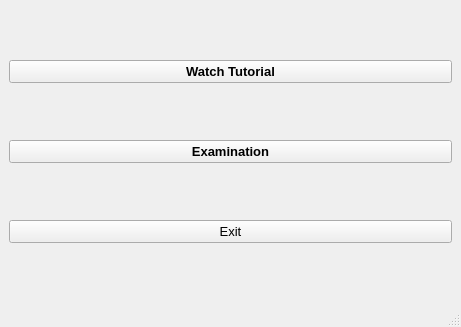
The window that UI/main.ui (Nifra514/keras-cnn) describes before a commit, drawn with Qt 5.
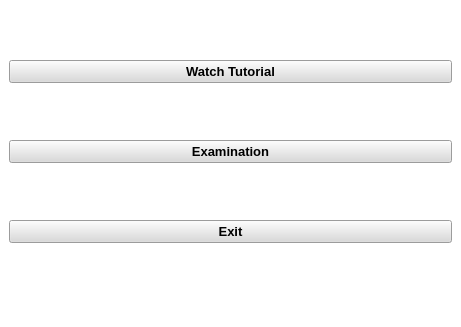
The same window after the commit. Icons and pictures are not drawn.

```diff
--- a/UI/main.ui
+++ b/UI/main.ui
@@ -17,6 +17,9 @@
    <iconset>
     <normaloff>favasl.png</normaloff>favasl.png</iconset>
   </property>
+  <property name="styleSheet">
+   <string notr="true">background-color: rgb(255, 255, 255);</string>
+  </property>
   <widget class="QWidget" name="centralwidget">
    <layout class="QVBoxLayout" name="verticalLayout">
     <item>
@@ -28,6 +31,9 @@
         <bold>true</bold>
        </font>
       </property>
+      <property name="styleSheet">
+       <string notr="true">background-color: rgb(218, 218, 218);</string>
+      </property>
       <property name="text">
        <string>Watch Tutorial</string>
       </property>
@@ -52,6 +58,9 @@
         <bold>true</bold>
        </font>
       </property>
+      <property name="styleSheet">
+       <string notr="true">background-color: rgb(218, 218, 218);</string>
+      </property>
       <property name="text">
        <string>Examination</string>
       </property>
@@ -72,8 +81,13 @@
       <property name="font">
        <font>
         <pointsize>10</pointsize>
+        <weight>75</weight>
+        <bold>true</bold>
        </font>
       </property>
+      <property name="styleSheet">
+       <string notr="true">background-color: rgb(218, 218, 218);</string>
+      </property>
       <property name="text">
        <string>Exit</string>
       </property>
```
Left out of the diff: 9 changed lines with no effect on the pictures.
